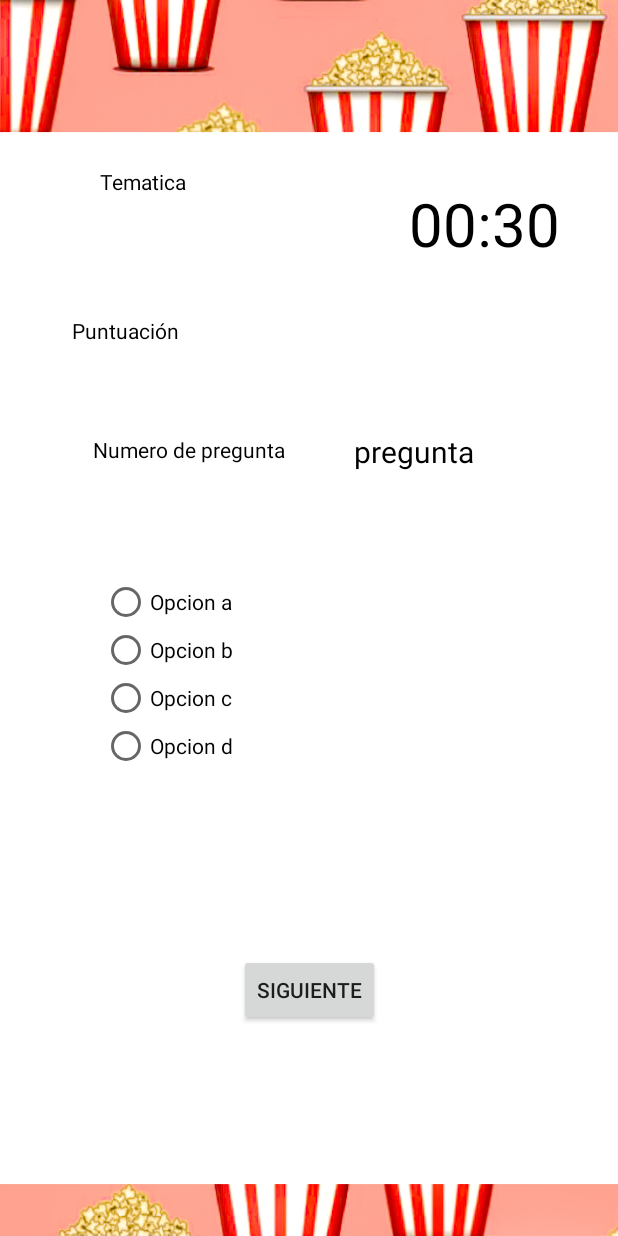
After one commit to lucia2cv/LabMoviles, an Android app: the layout activity_quiz.xml on its own in the app's theme, with its tools: preview values and no code run, on a phone screen of 412 x 824 dp. The commit adds this screen. Run offline under Robolectric (Android 15) with nearby library versions, the phone set to English and light mode, and no system bars; network calls fail.

Commit message:
Llega hasta la activity de preguntas

```diff
--- a/app/src/main/AndroidManifest.xml
+++ b/app/src/main/AndroidManifest.xml
@@ -45,6 +45,11 @@
                 <action android:name="android.intent.action.MAIN" />
             </intent-filter>
         </activity>
+        <activity android:name="com.example.trivialix.QuizActivity">
+            <intent-filter>
+                <action android:name="android.intent.action.MAIN" />
+            </intent-filter>
+        </activity>
         <activity android:name="com.example.trivialix.FinDeJuego"
             tools:ignore="Instantiatable">
             <intent-filter>
--- /dev/null
+++ b/app/src/main/res/layout/activity_quiz.xml
@@ -0,0 +1,127 @@
+<?xml version="1.0" encoding="utf-8"?>
+<android.support.constraint.ConstraintLayout xmlns:android="http://schemas.android.com/apk/res/android"
+    xmlns:app="http://schemas.android.com/apk/res-auto"
+    xmlns:tools="http://schemas.android.com/tools"
+    android:id="@+id/relativeLayout"
+    android:layout_width="match_parent"
+    android:layout_height="match_parent"
+    android:background="@drawable/pop_corn_wallpaper"
+    android:padding="16dp"
+    tools:context=".QuizActivity">
+
+    <TextView
+        android:id="@+id/puntuacion"
+        android:layout_width="wrap_content"
+        android:layout_height="wrap_content"
+        android:textColor="@android:color/black"
+        android:text="Puntuación"
+        app:layout_constraintBottom_toBottomOf="parent"
+        app:layout_constraintEnd_toEndOf="parent"
+        app:layout_constraintHorizontal_bias="0.103"
+        app:layout_constraintStart_toStartOf="parent"
+        app:layout_constraintTop_toTopOf="parent"
+        app:layout_constraintVertical_bias="0.252" />
+
+    <TextView
+        android:id="@+id/numeroPregunta"
+        android:layout_width="wrap_content"
+        android:layout_height="wrap_content"
+        android:text="Numero de pregunta"
+        android:textColor="@android:color/black"
+        app:layout_constraintBottom_toBottomOf="parent"
+        app:layout_constraintEnd_toStartOf="@+id/pregunta"
+        app:layout_constraintStart_toStartOf="parent"
+        app:layout_constraintTop_toTopOf="parent"
+        app:layout_constraintVertical_bias="0.355" />
+
+
+    <TextView
+        android:id="@+id/tematicaElegida"
+        android:layout_width="wrap_content"
+        android:layout_height="wrap_content"
+        android:freezesText="true"
+        android:text="@string/tematica"
+        android:textColor="@android:color/black"
+        app:layout_constraintBottom_toBottomOf="parent"
+        app:layout_constraintEnd_toEndOf="parent"
+        app:layout_constraintHorizontal_bias="0.156"
+        app:layout_constraintStart_toStartOf="parent"
+        app:layout_constraintTop_toTopOf="parent"
+        app:layout_constraintVertical_bias="0.123" />
+
+    <TextView
+        android:id="@+id/tiempo"
+        android:layout_width="wrap_content"
+        android:layout_height="wrap_content"
+        android:text="@string/_00_30"
+        android:textColor="@android:color/black"
+        android:textSize="40sp"
+        app:layout_constraintBottom_toBottomOf="parent"
+        app:layout_constraintEnd_toEndOf="parent"
+        app:layout_constraintHorizontal_bias="0.919"
+        app:layout_constraintStart_toStartOf="parent"
+        app:layout_constraintTop_toTopOf="parent"
+        app:layout_constraintVertical_bias="0.144" />
+
+    <TextView
+        android:id="@+id/pregunta"
+        android:layout_width="wrap_content"
+        android:layout_height="wrap_content"
+        android:layout_marginEnd="80dp"
+        android:layout_marginRight="80dp"
+        android:text="@string/pregunta"
+        android:textColor="@android:color/black"
+        android:textSize="20sp"
+        app:layout_constraintBottom_toBottomOf="parent"
+        app:layout_constraintEnd_toEndOf="parent"
+        app:layout_constraintTop_toTopOf="parent"
+        app:layout_constraintVertical_bias="0.355" />
+
+    <RadioGroup
+        android:id="@+id/radioGroup"
+        android:layout_width="273dp"
+        android:layout_height="130dp"
+        android:layout_marginTop="76dp"
+        app:layout_constraintEnd_toEndOf="parent"
+        app:layout_constraintHorizontal_bias="0.489"
+        app:layout_constraintStart_toStartOf="parent"
+        app:layout_constraintTop_toBottomOf="@+id/numeroPregunta">
+
+        <RadioButton
+            android:id="@+id/opciona"
+            android:layout_width="match_parent"
+            android:layout_height="wrap_content"
+            android:text="@string/opcion_a" />
+
+        <RadioButton
+            android:id="@+id/opcionb"
+            android:layout_width="match_parent"
+            android:layout_height="wrap_content"
+            android:text="@string/opcion_b" />
+
+        <RadioButton
+            android:id="@+id/opcionc"
+            android:layout_width="match_parent"
+            android:layout_height="wrap_content"
+            android:text="@string/opcion_c" />
+
+        <RadioButton
+            android:id="@+id/opciond"
+            android:layout_width="match_parent"
+            android:layout_height="wrap_content"
+            android:text="@string/opcion_d" />
+
+    </RadioGroup>
+
+    <Button
+        android:id="@+id/siguiente"
+        android:layout_width="wrap_content"
+        android:layout_height="wrap_content"
+        android:text="@string/siguiente"
+        app:layout_constraintBottom_toBottomOf="parent"
+        app:layout_constraintEnd_toEndOf="parent"
+        app:layout_constraintStart_toStartOf="parent"
+        app:layout_constraintTop_toBottomOf="@+id/radioGroup"
+        app:layout_constraintVertical_bias="0.494" />
+
+</android.support.constraint.ConstraintLayout>
--- a/app/src/main/res/values/strings.xml
+++ b/app/src/main/res/values/strings.xml
@@ -38,5 +38,12 @@
 
 
     <string name="todo" tools:ignore="DuplicateDefinition">TODO</string>
+    <string name="tematica">Tematica</string>
+    <string name="_00_30">00:30</string>
+    <string name="opcion_a">Opcion a</string>
+    <string name="pregunta">pregunta</string>
+    <string name="opcion_b">Opcion b</string>
+    <string name="opcion_c">Opcion c</string>
+    <string name="opcion_d">Opcion d</string>
 
 </resources>
```
Also changed, not shown: app/src/main/java/com/example/trivialix/BaseDatos.java (+30 -2 lines), app/src/main/java/com/example/trivialix/MainActivity.java (+16 -2 lines), app/src/main/java/com/example/trivialix/Preguntas.java (added, +180 -0 lines), app/src/main/java/com/example/trivialix/QuizActivity.java (added, +176 -0 lines).
